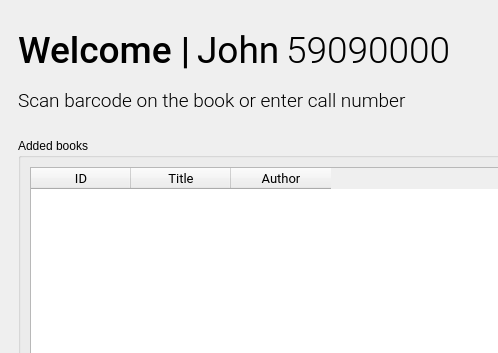
This is easy_lib_client.ui in maxmacstn/EasyLib_client as Qt 5 draws it before an edit; both pictures show x 0 to 498 and y 0 to 353 of the 1366 by 768 pixel window. The edited form follows.
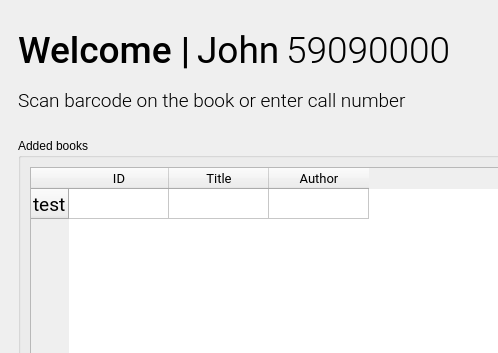
This is the edited form. The open tabs and pages were chosen to show the change.

Diff of the .ui file:
```diff
--- a/easy_lib_client.ui
+++ b/easy_lib_client.ui
@@ -966,6 +966,12 @@
             <layout class="QVBoxLayout" name="verticalLayout_5">
              <item>
               <widget class="QTableWidget" name="tableWidget_addBooks">
+               <property name="font">
+                <font>
+                 <family>Roboto</family>
+                 <pointsize>14</pointsize>
+                </font>
+               </property>
                <property name="sizeAdjustPolicy">
                 <enum>QAbstractScrollArea::AdjustToContents</enum>
                </property>
@@ -973,11 +979,16 @@
                 <set>QAbstractItemView::NoEditTriggers</set>
                </property>
                <property name="rowCount">
-                <number>0</number>
+                <number>1</number>
                </property>
                <property name="columnCount">
                 <number>3</number>
                </property>
+               <row>
+                <property name="text">
+                 <string>test</string>
+                </property>
+               </row>
                <column>
                 <property name="text">
                  <string>ID</string>
```
Left out of the diff: 52 changed lines with no effect on the pictures.
